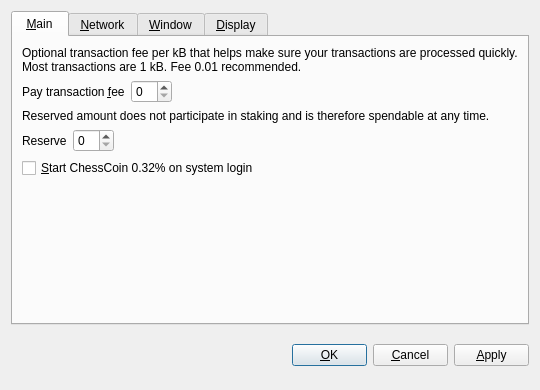
This is src/qt/forms/optionsdialog.ui in AKKPP/ChessCoin032 as Qt 5 draws it before an edit. The edited form follows.
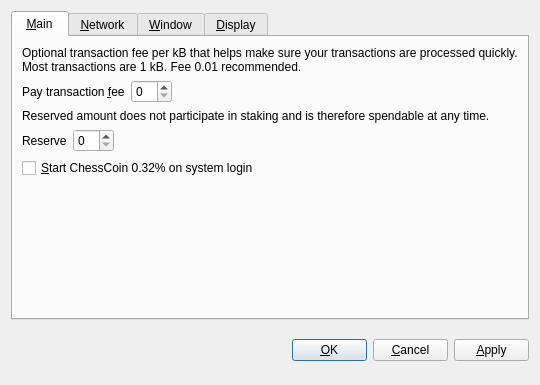
This is the edited form. Custom widgets are drawn as their Qt base class.

```diff
--- a/src/qt/forms/optionsdialog.ui
+++ b/src/qt/forms/optionsdialog.ui
@@ -7,7 +7,7 @@
     <x>0</x>
     <y>0</y>
     <width>540</width>
-    <height>390</height>
+    <height>385</height>
    </rect>
   </property>
   <property name="windowTitle">
```
